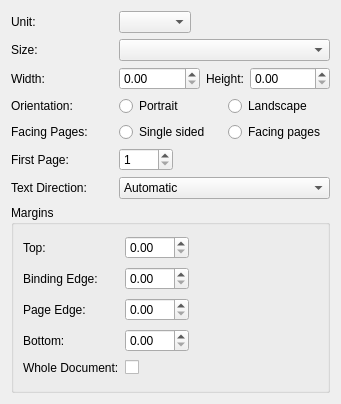
Old version of the form kword/part/dialogs/KWPageLayout.ui in the repository KDE/calligra.
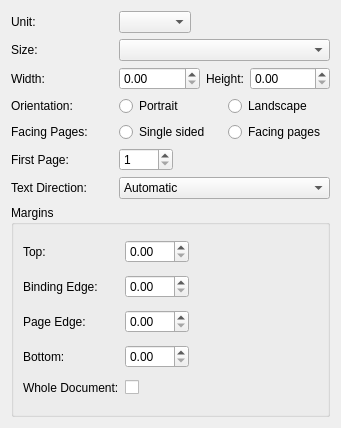
New version of the form. Custom widgets are drawn as their Qt base class.

Commit message: Fix spacing issue

The edit to the form file:
```diff
--- a/kword/part/dialogs/KWPageLayout.ui
+++ b/kword/part/dialogs/KWPageLayout.ui
@@ -6,7 +6,7 @@
     <x>0</x>
     <y>0</y>
     <width>341</width>
-    <height>404</height>
+    <height>428</height>
    </rect>
   </property>
   <property name="windowTitle" >
@@ -51,7 +51,7 @@
        <property name="sizeHint" >
         <size>
          <width>10</width>
-         <height>20</height>
+         <height>0</height>
         </size>
        </property>
       </spacer>
@@ -197,7 +197,7 @@
        <property name="sizeHint" >
         <size>
          <width>40</width>
-         <height>20</height>
+         <height>0</height>
         </size>
        </property>
       </spacer>
```
